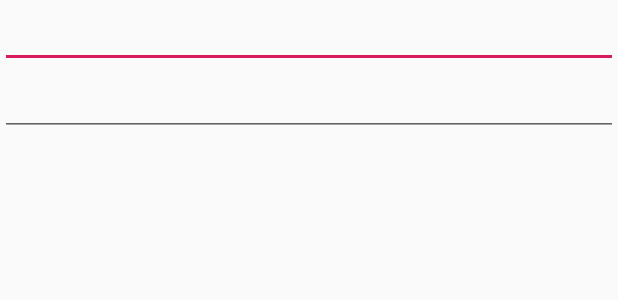
After one commit to jfq3301/crazy_android, an Android app: the layout auto_complete_text_view_test.xml on its own in the app's theme, with its tools: preview values and no code run, on a phone screen of 412 x 824 dp. The commit adds this screen. Shown: the top 300 px of the screen. Run offline under Robolectric (Android 15) with nearby library versions, the phone set to English and light mode, and no system bars.

Commit message:
autocomplete textview test.

```diff
--- /dev/null
+++ b/chapter2/TextViewTest/app/src/main/res/layout/auto_complete_text_view_test.xml
@@ -0,0 +1,19 @@
+<?xml version="1.0" encoding="utf-8"?>
+<LinearLayout xmlns:android="http://schemas.android.com/apk/res/android"
+    android:layout_width="match_parent"
+    android:layout_height="match_parent"
+    android:orientation="vertical">
+    <AutoCompleteTextView
+        android:layout_width="match_parent"
+        android:layout_height="wrap_content"
+        android:id="@+id/auto"
+        android:completionHint="favor book:"
+        android:completionThreshold="1"
+        />
+    <MultiAutoCompleteTextView
+        android:layout_width="match_parent"
+        android:layout_height="wrap_content"
+        android:id="@+id/mauto"
+        android:completionThreshold="1"/>
+
+</LinearLayout>
--- a/chapter2/TextViewTest/app/src/main/res/layout/image_button_test.xml
+++ b/chapter2/TextViewTest/app/src/main/res/layout/image_button_test.xml
@@ -26,5 +26,4 @@
         android:layout_height="wrap_content"
         android:layout_gravity="center_horizontal">
     </ZoomControls>
-
 </LinearLayout>
--- a/chapter2/TextViewTest/build.gradle
+++ b/chapter2/TextViewTest/build.gradle
@@ -7,7 +7,7 @@ buildscript {
 
     }
     dependencies {
-        classpath 'com.android.tools.build:gradle:3.4.0'
+        classpath 'com.android.tools.build:gradle:3.4.1'
 
         // NOTE: Do not place your application dependencies here; they belong
         // in the individual module build.gradle files
```
Also changed, not shown: chapter2/TextViewTest/app/src/main/java/com/example/textviewtest/MainActivity.java (+29 -3 lines).
